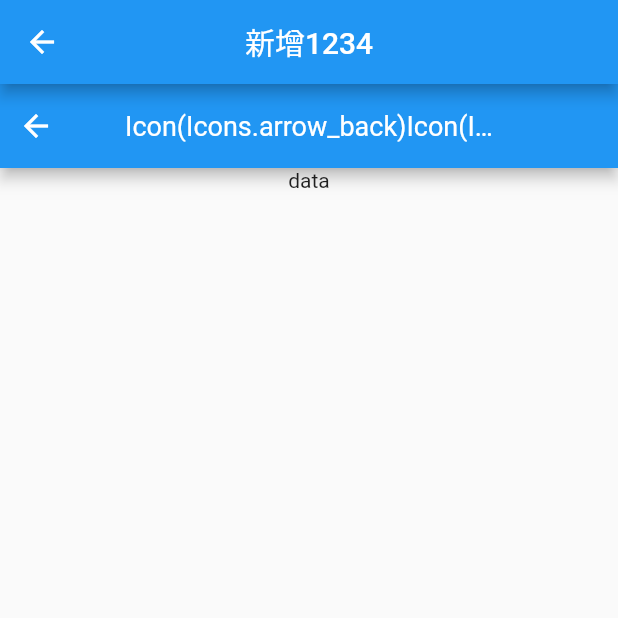
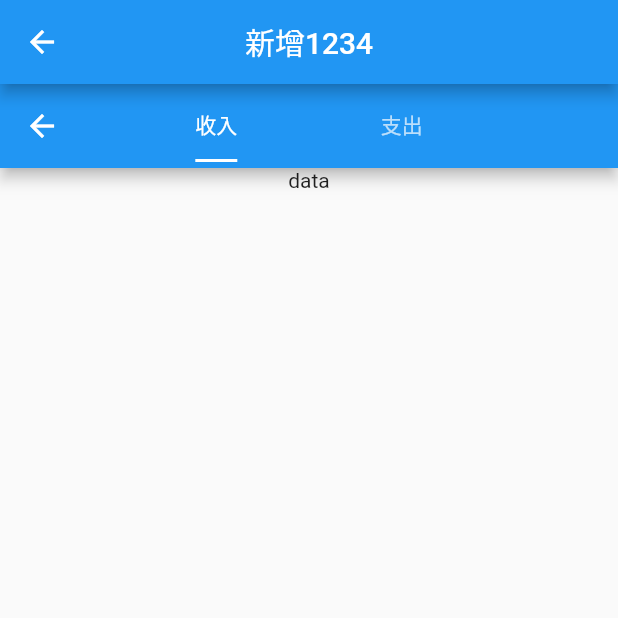
Before and after one commit to dong-lucky-ticket/flutter_getx, a Flutter app: the CreatePage screen opened directly, on a phone screen of 412 x 824 dp, the top half of it. Run offline on Flutter 3.47's test engine with Material 3 defaults, Android fonts, the phone set to English and light mode, and no system bars; our stand-ins replace dio; missing offline and left inert: tdesign_flutter; accounts and stored records are empty; network calls fail.

Commit message:
tabbar初实现

```diff
--- a/lib/app/modules/create/create_page.dart
+++ b/lib/app/modules/create/create_page.dart
@@ -10,7 +10,17 @@ class CreatePage extends StatefulWidget {
   State<CreatePage> createState() => _CreatePageState();
 }
 
-class _CreatePageState extends State<CreatePage> {
+class _CreatePageState extends State<CreatePage> with TickerProviderStateMixin{
+
+  late TabController controller;
+
+  @override
+  void initState() {
+    controller = TabController(length: 2, vsync: this);
+    super.initState();
+  }
+
+
   @override
   Widget build(BuildContext context) {
     return Scaffold(
@@ -23,7 +33,15 @@ class _CreatePageState extends State<CreatePage> {
       body: Column(
         children: [
           CustomAppBar(
-            title: 'Icon(Icons.arrow_back)Icon(Icons.arrow_back)'
+            titleWidget: TabBar(
+              // indicator: CustomTabIndicator(),
+              indicatorSize: TabBarIndicatorSize.label,
+              controller: controller,
+              tabs: const [
+                Tab(text: '收入',),
+                Tab(text: '支出',)
+              ],
+            )
           ),
           Text("data"),
         ],
@@ -66,3 +84,46 @@ class _CreatePageState extends State<CreatePage> {
     );
   }
 }
+
+
+// 自定义指示器
+class CustomTabIndicator extends Decoration {
+  @override
+  BoxPainter createBoxPainter([VoidCallback? onChanged]) {
+    return _CustomBoxPainter();
+  }
+}
+
+class _CustomBoxPainter extends BoxPainter {
+  @override
+  void paint(Canvas canvas, Offset offset, ImageConfiguration configuration) {
+    final Paint paint = Paint()
+      ..color = Colors.white // 指示器颜色
+      ..style = PaintingStyle.fill;
+
+    // 指示器宽度
+    final double indicatorHeight = 4.0;
+    final double indicatorWidth = configuration.size!.width * 0.2;
+
+    // 计算指示器的绘制位置
+    final Offset indicatorOffset = Offset(
+      offset.dx + (configuration.size!.width - indicatorWidth) / 2,
+      configuration.size!.height - indicatorHeight,
+    );
+
+    final Rect indicatorRect = Rect.fromLTWH(
+      indicatorOffset.dx,
+      indicatorOffset.dy,
+      indicatorWidth,
+      indicatorHeight,
+    );
+
+    // 绘制圆角矩形作为指示器
+    final RRect roundedRect = RRect.fromRectAndRadius(
+      indicatorRect,
+      Radius.circular(4.0),
+    );
+
+    canvas.drawRRect(roundedRect, paint);
+  }
+}
--- a/lib/app/modules/home/widgets/custom_app_bar.dart
+++ b/lib/app/modules/home/widgets/custom_app_bar.dart
@@ -1,12 +1,18 @@
 import 'package:flutter/material.dart';
 
 class CustomAppBar extends StatelessWidget implements PreferredSizeWidget {
-  final String title;
+  final String? title;
   final double height;
+  final Widget? titleWidget;
   final List<Widget>? actions;
 
-  const CustomAppBar(
-      {super.key, required this.title, this.height = kToolbarHeight, this.actions});
+  const CustomAppBar({
+    super.key,
+    this.height = kToolbarHeight,
+    this.title,
+    this.actions,
+    this.titleWidget
+  });
 
   @override
   Widget build(BuildContext context) {
@@ -28,16 +34,17 @@ class CustomAppBar extends StatelessWidget implements PreferredSizeWidget {
             if (canGoBack)
               Align(
                 alignment: Alignment.centerLeft,
-                child: IconButton(
-                  style: ButtonStyle(
-                    fixedSize: MaterialStateProperty.all(Size(56, 48)),
+                child: Container(
+                  margin: const EdgeInsets.only(left: 4.0), // 左侧间距
+                  child: IconButton(
+                    padding: const EdgeInsets.all(12.0), // 去除默认内边距
+                    icon: const Icon(Icons.arrow_back, color: Colors.white, size: 24.0),
+                    tooltip: MaterialLocalizations.of(context).backButtonTooltip, // 添加返回提示
+                    onPressed: () {
+                      Navigator.of(context).pop();
+                    },
+                    splashRadius: 24.0, // 设置点击效果半径，与默认一致
                   ),
-                  icon: Icon(Icons.arrow_back, color: Colors.white, size: 24.0),
-                  tooltip: MaterialLocalizations.of(context).backButtonTooltip, // 添加返回提示
-                  onPressed: () {
-                    Navigator.of(context).pop();
-                  },
-                  splashRadius: 24.0, // 设置点击效果半径，与默认一致
                 ),
               ),
             LayoutBuilder(
@@ -46,10 +53,10 @@ class CustomAppBar extends StatelessWidget implements PreferredSizeWidget {
                 return Center(
                   child: ConstrainedBox(
                     constraints: BoxConstraints(maxWidth: maxTitleWidth),
-                    child: Text(
-                      title,
+                    child: titleWidget ?? Text(
+                      title ?? '',
                       style: Theme.of(context).appBarTheme.titleTextStyle ??
-                          TextStyle(color: Colors.white, fontSize: 18),
+                          const TextStyle(color: Colors.white, fontSize: 18),
                       maxLines: 1,
                       overflow: TextOverflow.ellipsis, // 超出部分显示省略号
                       textAlign: TextAlign.center,
```
